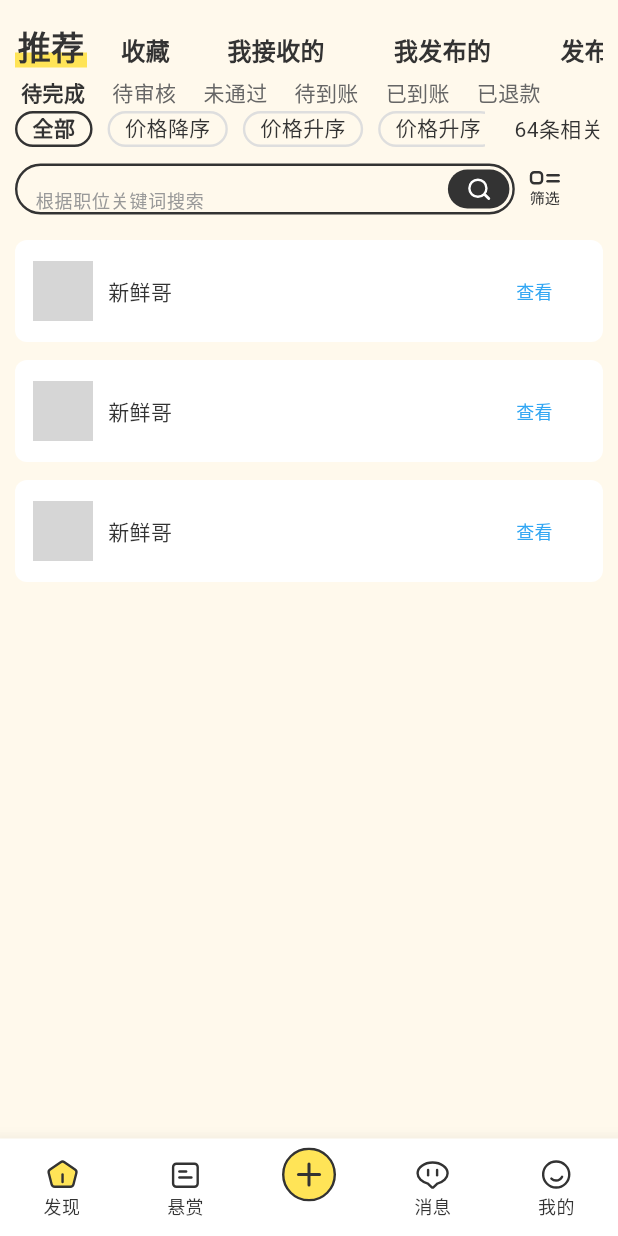
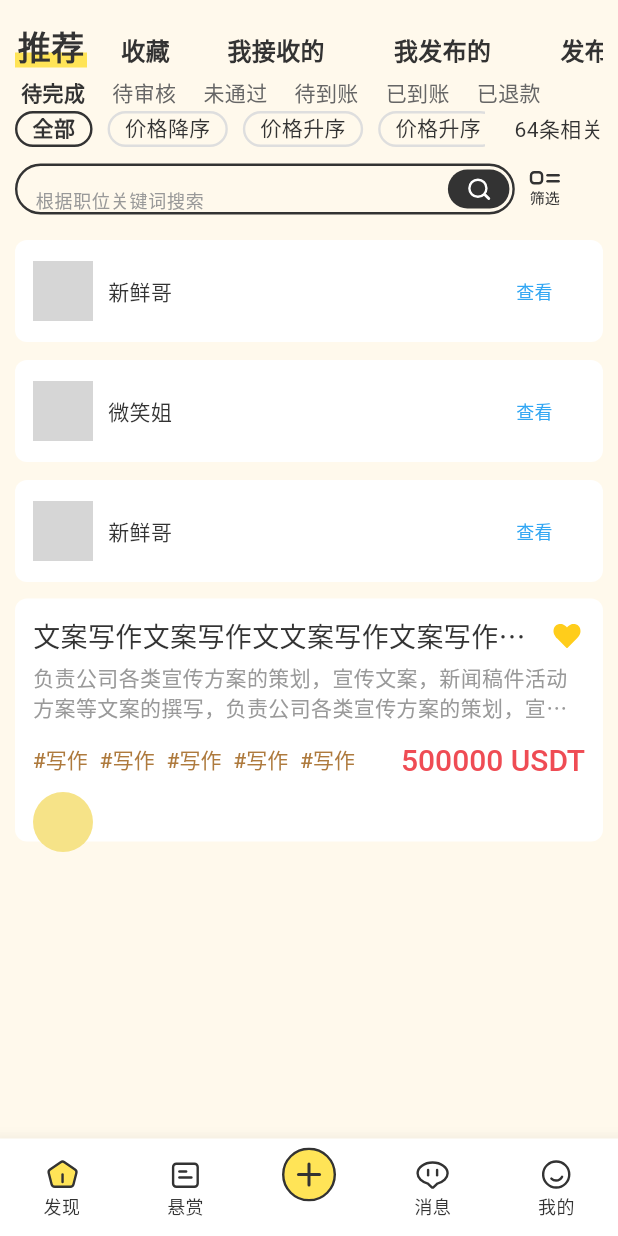
Before and after one commit to Esthert0109/part_time_app3, a Flutter app: the screen it shows after launch, on a phone screen of 412 x 824 dp. Run offline on Flutter 3.47's test engine with Material 3 defaults, Android fonts, the phone set to English and light mode, and no system bars; our stand-ins replace flutter_svg, get; network calls fail; grey boxes are pictures that could not be loaded.

Commit message:
mission card otw

```diff
--- /dev/null
+++ b/part_time_app/lib/Components/Card/missionCardComponent.dart
@@ -0,0 +1,121 @@
+import 'package:flutter/material.dart';
+import 'package:flutter_svg/flutter_svg.dart';
+import 'package:part_time_app/Constants/colorConstant.dart';
+
+import '../../Constants/textStyleConstant.dart';
+
+class MissionCardComponent extends StatefulWidget {
+  const MissionCardComponent({super.key});
+
+  @override
+  State<MissionCardComponent> createState() => _MissionCardComponentState();
+}
+
+class _MissionCardComponentState extends State<MissionCardComponent> {
+  @override
+  Widget build(BuildContext context) {
+    return Container(
+      height: 162,
+      padding: const EdgeInsets.all(12),
+      margin: const EdgeInsets.symmetric(vertical: 5),
+      decoration: BoxDecoration(
+          borderRadius: BorderRadius.circular(8), color: kMainWhiteColor),
+      child: Column(
+        mainAxisAlignment: MainAxisAlignment.start,
+        crossAxisAlignment: CrossAxisAlignment.center,
+        children: [
+          Row(
+            mainAxisAlignment: MainAxisAlignment.spaceBetween,
+            crossAxisAlignment: CrossAxisAlignment.center,
+            children: [
+              Expanded(
+                  flex: 9,
+                  child: Text(
+                    "文案写作文案写作文文案写作文案写作文文案写作文案写作文",
+                    style: missionCardTitleTextStyle,
+                    overflow: TextOverflow.ellipsis,
+                  )),
+              Flexible(
+                  flex: 1,
+                  child: SizedBox(
+                    height: 24,
+                    width: 24,
+                    child: SvgPicture.asset(
+                        "assets/mission/favorite_selected.svg"),
+                  ))
+            ],
+          ),
+          Padding(
+            padding: const EdgeInsets.symmetric(vertical: 4),
+            child: Text(
+              "负责公司各类宣传方案的策划，宣传文案，新闻稿件活动方案等文案的撰写，负责公司各类宣传方案的策划，宣传文案，新闻稿件活动方案等文案的撰写，负责公司各类宣传方案的策划，宣传文案，新闻稿件活动方案等文案的撰写，负责公司各类宣传方案的策划，宣传文案，新闻稿件活动方案等文案的撰写，负责公司各类宣传方案的策划，宣传文案，新闻稿件活动方案等文案的撰写",
+              style: missionCardDescTextStyle,
+              overflow: TextOverflow.ellipsis,
+              maxLines: 2,
+            ),
+          ),
+          Padding(
+            padding: const EdgeInsets.symmetric(vertical: 10),
+            child: Row(
+              mainAxisAlignment: MainAxisAlignment.spaceBetween,
+              crossAxisAlignment: CrossAxisAlignment.center,
+              children: [
+                Expanded(
+                  flex: 6,
+                  child: SingleChildScrollView(
+                    scrollDirection: Axis.horizontal,
+                    child: Row(
+                      children: List.generate(
+                        5,
+                        (index) => Container(
+                            padding: EdgeInsets.fromLTRB(0, 0, 8, 0),
+                            child: InkWell(
+                                onTap: () {
+                                  // print(
+                                  //     "navi to the tag search page: ${widget.tag?[index] ?? 'nothing'}");
+                                  // Get.to(() => SearchResultPage(
+                                  //       from: 'tag',
+                                  //       selectedTag: widget.tag?[index],
+                                  //     ));
+                                },
+                                child: RichText(
+                                  text: TextSpan(
+                                      text: "#",
+                                      style: missionHashtagTextStyle,
+                                      children: [
+                                        TextSpan(
+                                            text: '写作',
+                                            style: missionTagTextStyle)
+                                      ]),
+                                ))),
+                      ),
+                    ),
+                  ),
+                ),
+                Expanded(
+                    flex: 4,
+                    child: RichText(
+                      textAlign: TextAlign.right,
+                      text: TextSpan(
+                          text: '500000',
+                          style: missionPriceTextStyle,
+                          children: [
+                            TextSpan(
+                                text: ' USDT', style: missionPriceTextStyle)
+                          ]),
+                    ))
+              ],
+            ),
+          ),
+          Row(
+            mainAxisAlignment: MainAxisAlignment.start,
+            crossAxisAlignment: CrossAxisAlignment.center,
+            children: [
+              CircleAvatar()
+            ],
+          )
+        ],
+      ),
+    );
+  }
+}
--- a/part_time_app/lib/Constants/colorConstant.dart
+++ b/part_time_app/lib/Constants/colorConstant.dart
@@ -13,3 +13,4 @@ const kSelectedCategoryBorderColor = Color(0xffE2A122);
 const kSelectedCategoryColor = Color(0xffFFF8D0);
 const kSearchBarPressedColor = Color.fromARGB(255, 75, 75, 75);
 const kCheckTextColor = Color(0xff31A6F3);
+const kTagColor = Color(0xffAE7A3D);
--- a/part_time_app/lib/Constants/textStyleConstant.dart
+++ b/part_time_app/lib/Constants/textStyleConstant.dart
@@ -75,3 +75,30 @@ const checkTextStyle = TextStyle(
   fontWeight: FontWeight.w400,
   color: kCheckTextColor,
 );
+
+const missionCardTitleTextStyle = TextStyle(
+  fontSize: 18,
+  fontWeight: FontWeight.w500,
+  color: kMainBlackColor,
+);
+const missionCardDescTextStyle = TextStyle(
+  fontSize: 14,
+  fontWeight: FontWeight.w400,
+  color: kSecondGreyColor,
+);
+
+const missionHashtagTextStyle = TextStyle(
+  fontSize: 14,
+  fontWeight: FontWeight.w500,
+  color: kTagColor,
+);
+const missionTagTextStyle = TextStyle(
+  fontSize: 14,
+  fontWeight: FontWeight.w400,
+  color: kTagColor,
+);
+const missionPriceTextStyle = TextStyle(
+  fontSize: 20,
+  fontWeight: FontWeight.w500,
+  color: kMainRedColor,
+);
--- a/part_time_app/lib/Pages/ComponentDisplayPage/componentExamplePage.dart
+++ b/part_time_app/lib/Pages/ComponentDisplayPage/componentExamplePage.dart
@@ -1,6 +1,7 @@
 import 'package:flutter/material.dart';
 import 'package:get/get_connect/http/src/utils/utils.dart';
 
+import '../../Components/Card/missionCardComponent.dart';
 import '../../Components/Card/missionReviewRecipientCardComponent.dart';
 import '../../Components/SearchBar/searchBarComponent.dart';
 import '../../Components/Selection/primaryTagSelectionComponent.dart';
@@ -86,8 +87,8 @@ class _ComponentExampleState extends State<ComponentExample> {
                 isCompleted: true,
                 duration: "48:00:00",
                 userAvatar:
-                    'https://encrypted-tbn0.gstatic.com/images?q=tbn:ANd9GcTkGXX7KS0tl9-flc6R2PR8D_2qHR-baQXsmeAGWix4pg&s',
-                username: '新鲜哥',
+                    'https://encrypted-tbn0.gstatic.com/images?q=tbn:ANd9GcRNaT5SvBkYftSASmuj1yAmOFONXoWFqRlJ0mO7ZI_njw&s',
+                username: '微笑姐',
               ),
               MissionReviewRecipientCardComponent(
                 isReviewing: false,
@@ -96,7 +97,8 @@ class _ComponentExampleState extends State<ComponentExample> {
                 userAvatar:
                     'https://encrypted-tbn0.gstatic.com/images?q=tbn:ANd9GcTkGXX7KS0tl9-flc6R2PR8D_2qHR-baQXsmeAGWix4pg&s',
                 username: '新鲜哥',
-              )
+              ),
+              MissionCardComponent()
             ],
           ),
         ),
--- a/part_time_app/pubspec.yaml
+++ b/part_time_app/pubspec.yaml
@@ -64,6 +64,7 @@ flutter:
   assets:
     - assets/bottomNaviBar/
     - assets/recommendation/
+    - assets/mission/
 
   # An image asset can refer to one or more resolution-specific "variants", see
   # https://flutter.dev/assets-and-images/#resolution-aware
```
Also changed, not shown: part_time_app/assets/mission/favorite_selected.svg (added), part_time_app/assets/mission/favorite_unselected.svg (added).
